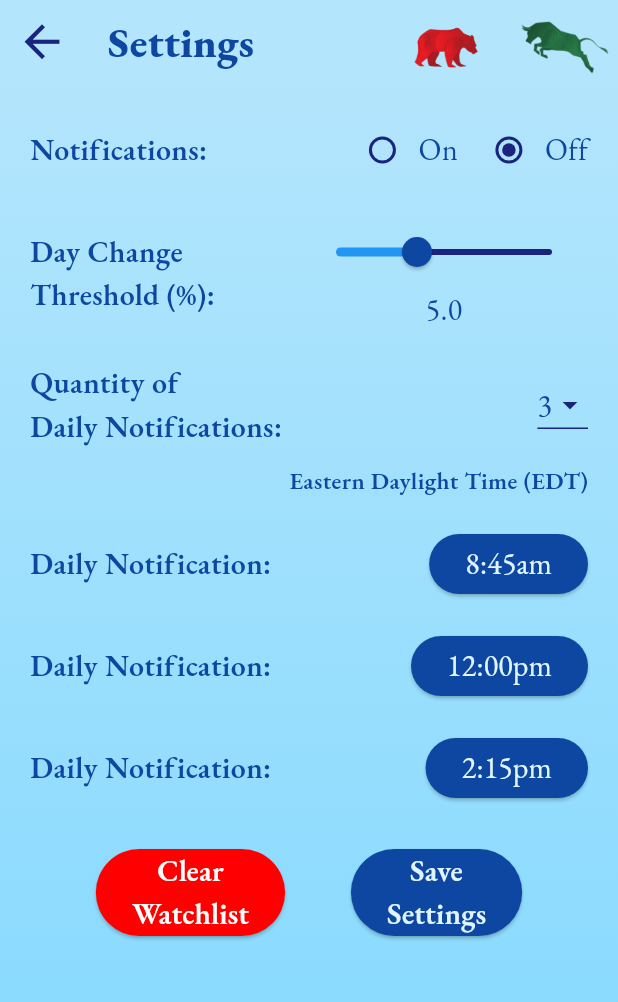
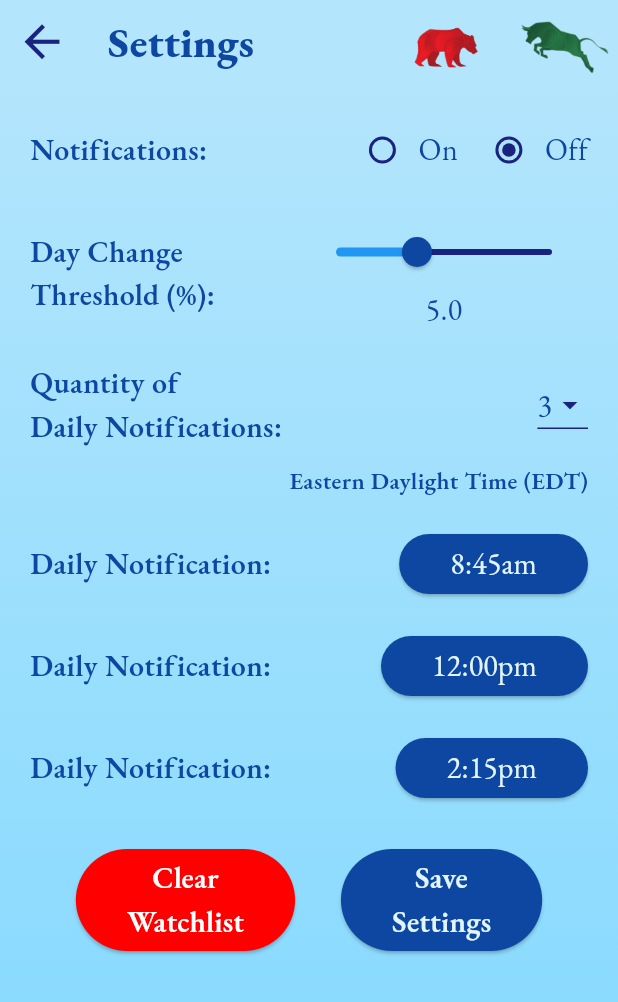
Before and after one commit to JoshMJohnson/Stock_Alert, a Flutter app: the screen it shows after launch, after a tap on the "settings" icon, on a phone screen of 412 x 824 dp. Shown: the top 1002 px of the screen. Run offline on Flutter 3.47's test engine with Material 3 defaults, Android fonts, the phone set to English and light mode, and no system bars; our stand-ins replace awesome_notifications, shared_preferences, sqflite; missing offline and left inert: fading_edge_scrollview; accounts and stored records are empty.

Commit message:
button padding insertion

```diff
--- a/lib/pages/settingsPageWidgets/clear_watchlist.dart
+++ b/lib/pages/settingsPageWidgets/clear_watchlist.dart
@@ -74,7 +74,9 @@ class ClearWatchlist extends StatelessWidget {
       style: ElevatedButton.styleFrom(
           backgroundColor: const Color(0xFFFF0000),
           foregroundColor: const Color(0xFF800000)),
-      child: const Text(
+      child: const Padding(
+        padding: EdgeInsets.symmetric(vertical: 5, horizontal: 10),
+        child: Text(
           'Clear\nWatchlist',
           textScaler: TextScaler.noScaling,
           textAlign: TextAlign.center,
@@ -84,6 +86,7 @@ class ClearWatchlist extends StatelessWidget {
             fontWeight: FontWeight.w600,
           ),
         ),
+      ),
     );
   }
 }
--- a/lib/pages/settingsPageWidgets/save_button.dart
+++ b/lib/pages/settingsPageWidgets/save_button.dart
@@ -38,6 +38,8 @@ class SaveButton extends StatelessWidget {
         backgroundColor: Theme.of(context).buttonTheme.colorScheme!.background,
         foregroundColor: Theme.of(context).buttonTheme.colorScheme!.primary,
       ),
+      child: Padding(
+        padding: const EdgeInsets.symmetric(vertical: 5, horizontal: 10),
         child: Text(
           'Save\nSettings',
           textScaler: TextScaler.noScaling,
@@ -48,6 +50,7 @@ class SaveButton extends StatelessWidget {
             fontWeight: FontWeight.w600,
           ),
         ),
+      ),
     );
   }
 }
--- a/lib/pages/settingsPageWidgets/tod_reminders.dart
+++ b/lib/pages/settingsPageWidgets/tod_reminders.dart
@@ -58,7 +58,12 @@ class TODReminders extends StatelessWidget {
               onPressed: () async {
                 changeTODHandler(todID);
               },
-                child: getCurrentTOD(context, todID))
+              child: Padding(
+                padding:
+                    const EdgeInsets.symmetric(vertical: 5, horizontal: 10),
+                child: getCurrentTOD(context, todID),
+              ),
+            )
           ],
         ));
   }
```
Lines whose indentation alone changed are shown as unchanged.
